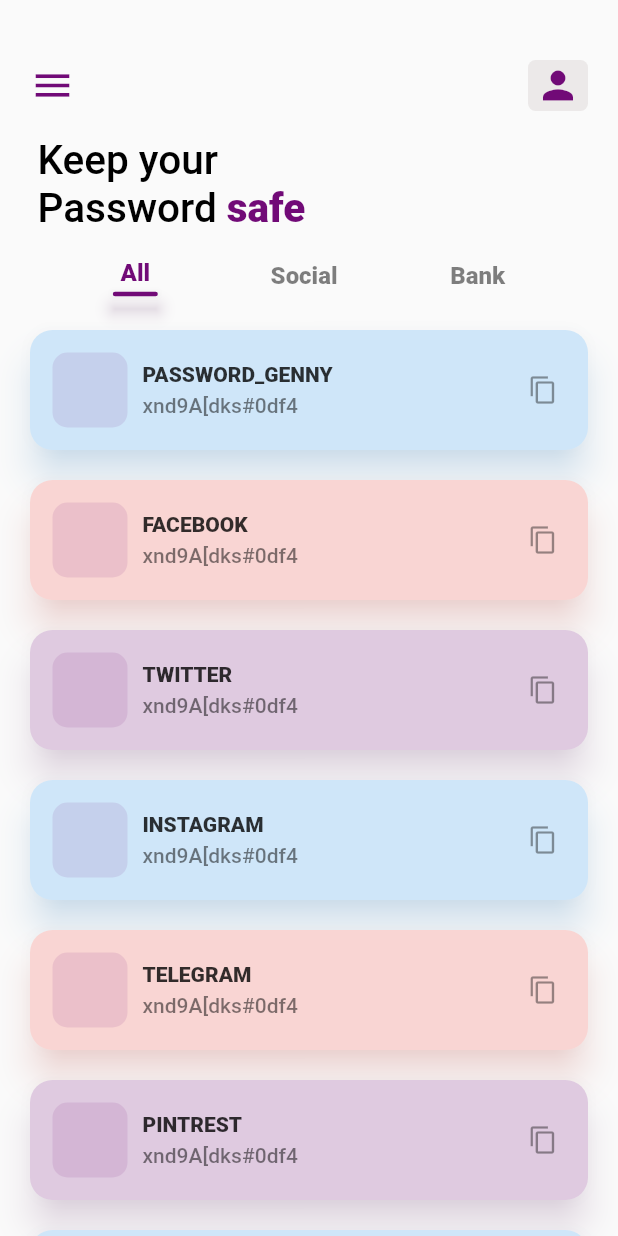
After one commit to MR0100-zz/password_genny, a Flutter app: the HomeScreen screen opened directly, on a phone screen of 412 x 824 dp. The commit adds this screen. Run offline on Flutter 3.47's test engine with Material 2 defaults, Android fonts, the phone set to English and light mode, and no system bars; our stand-ins replace lottie.

Commit message:
add homepage after onboarding page... - 08-10-2020

```diff
--- /dev/null
+++ b/lib/local_data.dart
@@ -0,0 +1,19 @@
+import 'package:flutter/material.dart';
+
+List<String> socailApplications = [
+  'OTHER'
+      'PASSWORD_GENNY'
+      'YOUTUBE',
+  'TWITTER',
+  'FACEBOOK',
+  'INSTAGRAM',
+  'TELEGRAM',
+  'DRIBBLE',
+  'PINTREST',
+];
+
+List<Color> colorPallate = [
+  Color(0xff710a77),
+  Colors.blue,
+  Colors.red,
+];
--- /dev/null
+++ b/lib/screens/home_screen.dart
@@ -0,0 +1,62 @@
+import 'package:flutter/cupertino.dart';
+import 'package:flutter/material.dart';
+import 'package:password_genny/local_data.dart';
+import 'package:password_genny/widgets/all_application_password_page.dart';
+import 'package:password_genny/widgets/bank_password_page.dart';
+import 'package:password_genny/widgets/home_screen_appbar.dart';
+import 'package:password_genny/widgets/home_screen_tab_bar.dart';
+import 'package:password_genny/widgets/social_application_password_page.dart';
+
+class HomeScreen extends StatefulWidget {
+  @override
+  _HomeScreenState createState() => _HomeScreenState();
+}
+
+class _HomeScreenState extends State<HomeScreen> {
+  /// currpage ...
+  int currPage = 0;
+
+  /// pageview controller ...
+  PageController _pageController;
+
+  @override
+  void initState() {
+    super.initState();
+    _pageController = PageController(
+      initialPage: currPage,
+    );
+  }
+
+  @override
+  Widget build(BuildContext context) {
+    Size screen = MediaQuery.of(context).size;
+    return Scaffold(
+        appBar: CustomAppBar(
+          context: context,
+        ),
+        body: Column(
+          children: [
+            CustomTabBar(
+              currPage: currPage,
+              onPageChange: (page) => setState(() {
+                _pageController.animateToPage(page,
+                    duration: Duration(milliseconds: 300),
+                    curve: Curves.easeIn);
+                currPage = page;
+              }),
+            ),
+            Expanded(
+              child: PageView(
+                physics: NeverScrollableScrollPhysics(),
+                controller: _pageController,
+                children: [
+                  AllApplicationPasswordsPage(),
+                  SocialApplicationPasswordsPage(),
+                  BankPasswordsPage()
+                ],
+              ),
+            ),
+          ],
+        ));
+  }
+}
--- a/lib/screens/on_boarding_screen.dart
+++ b/lib/screens/on_boarding_screen.dart
@@ -1,4 +1,6 @@
 import 'package:flutter/material.dart';
+
+import 'home_screen.dart';
 
 class OnBoardingScreen extends StatefulWidget {
   @override
@@ -292,7 +294,12 @@ class _OnBoardingScreenState extends State<OnBoardingScreen> {
           ),
         ),
         SizedBox(height: screen.height * 0.07),
-        Material(
+        GestureDetector(
+          onTap: () {
+            Navigator.pushReplacement(
+                context, MaterialPageRoute(builder: (_) => HomeScreen()));
+          },
+          child: Material(
             elevation: 10.0,
             shadowColor: Color(0xff710a77).withOpacity(0.6),
             borderRadius: BorderRadius.circular(50.0),
@@ -308,6 +315,7 @@ class _OnBoardingScreenState extends State<OnBoardingScreen> {
                 style: TextStyle(
                   color: Colors.white,
                   fontSize: 25.0,
+                ),
               ),
             ),
           ),
--- a/lib/screens/splash_screen.dart
+++ b/lib/screens/splash_screen.dart
@@ -16,7 +16,7 @@ class _SplashScreenState extends State<SplashScreen> {
 
   /// after 5 seconds it will redirect to the another screen...
   _redirectToanotherScreen() async {
-    await Future.delayed(Duration(seconds: 5), () {
+    await Future.delayed(Duration(seconds: 4), () {
       Navigator.pushReplacement(
           context, MaterialPageRoute(builder: (_) => OnBoardingScreen()));
     });
--- /dev/null
+++ b/lib/widgets/all_application_password_page.dart
@@ -0,0 +1,76 @@
+import 'package:flutter/material.dart';
+import 'package:password_genny/local_data.dart';
+import 'package:password_genny/widgets/application_password_tile.dart';
+
+class AllApplicationPasswordsPage extends StatelessWidget {
+  /// index of color for pallate ...
+  int color = 0;
+
+  /// password list of all applications ...
+  List<Map<String, String>> passwords = [
+    {
+      "application_type": "social_media",
+      "application_name": "PASSWORD_GENNY",
+      "application_password": "xnd9A[dks#0df4",
+      "password_length": "14"
+    },
+    {
+      "application_type": "social_media",
+      "application_name": "FACEBOOK",
+      "application_password": "xnd9A[dks#0df4",
+      "password_length": "14"
+    },
+    {
+      "application_type": "social_media",
+      "application_name": "TWITTER",
+      "application_password": "xnd9A[dks#0df4",
+      "password_length": "14"
+    },
+    {
+      "application_type": "social_media",
+      "application_name": "INSTAGRAM",
+      "application_password": "xnd9A[dks#0df4",
+      "password_length": "14"
+    },
+    {
+      "application_type": "social_media",
+      "application_name": "TELEGRAM",
+      "application_password": "xnd9A[dks#0df4",
+      "password_length": "14"
+    },
+    {
+      "application_type": "social_media",
+      "application_name": "PINTREST",
+      "application_password": "xnd9A[dks#0df4",
+      "password_length": "14"
+    },
+    {
+      "application_type": "social_media",
+      "application_name": "DRIBBLE",
+      "application_password": "xnd9A[dks#0df4",
+      "password_length": "14"
+    }
+  ];
+
+  @override
+  Widget build(BuildContext context) {
+    return SingleChildScrollView(
+      physics: BouncingScrollPhysics(),
+      child: Column(
+    children: List.generate(passwords.length, (index) {
+      if (color == 0) {
+        color = 1;
+      } else if (color == 1) {
+        color = 2;
+      } else {
+        color = 0;
+      }
+      return ApplicationPasswordTile(
+          applicationName: passwords[index]['application_name'],
+          applicationPassword: passwords[index]['application_password'],
+          tileColor: colorPallate[color]);
+    }),
+      ),
+    );
+  }
+}
--- /dev/null
+++ b/lib/widgets/application_password_tile.dart
@@ -0,0 +1,184 @@
+import 'package:flutter/material.dart';
+
+class ApplicationPasswordTile extends StatelessWidget {
+  final String applicationName;
+  final String applicationPassword;
+  final Color tileColor;
+
+  const ApplicationPasswordTile(
+      {this.applicationName = "application_name",
+      this.applicationPassword = "application_password",
+      this.tileColor});
+  @override
+  Widget build(BuildContext context) {
+    return Padding(
+      padding: const EdgeInsets.symmetric(horizontal: 20.0, vertical: 10.0),
+      child: Dismissible(
+        key: UniqueKey(),
+        direction: DismissDirection.endToStart,
+        confirmDismiss: (direction) async {
+          return showDialog(
+              barrierColor: Colors.white.withOpacity(0.1),
+              barrierDismissible: false,
+              context: context,
+              builder: (_) => Padding(
+                    padding: const EdgeInsets.symmetric(
+                        horizontal: 50.0, vertical: 220.0),
+                    child: Material(
+                      color: Colors.white,
+                      borderRadius: BorderRadius.circular(20.0),
+                      child: Container(
+                        decoration: BoxDecoration(
+                            borderRadius: BorderRadius.circular(20.0),
+                            color: Colors.white),
+                        padding: EdgeInsets.only(
+                          left: 20.0,
+                          right: 20.0,
+                          top: 20.0,
+                          bottom: 10.0,
+                        ),
+                        child: Column(
+                          mainAxisAlignment: MainAxisAlignment.start,
+                          crossAxisAlignment: CrossAxisAlignment.start,
+                          children: [
+                            Text(
+                              'Are you sure ?',
+                              style: TextStyle(
+                                color: Colors.black,
+                                fontSize: 20,
+                                fontWeight: FontWeight.w900,
+                              ),
+                            ),
+                            SizedBox(height: 10.0),
+                            Text(
+                              'Once you will delete password you can not get it back !',
+                              style: TextStyle(
+                                color: Colors.black.withOpacity(0.4),
+                                fontSize: 16,
+                                fontWeight: FontWeight.w900,
+                              ),
+                            ),
+                            Spacer(),
+                            Row(
+                              children: [
+                                FlatButton(
+                                  onPressed: () {
+                                    Navigator.pop(context);
+                                    return false;
+                                  },
+                                  child: Text(
+                                    'CANCLE',
+                                    style: TextStyle(
+                                        color:
+                                            Color(0xff710a77).withOpacity(0.4),
+                                        fontSize: 18.0),
+                                  ),
+                                ),
+                                Spacer(),
+                                GestureDetector(
+                                  onTap: () {
+                                    Navigator.pop(context);
+                                    return true;
+                                  },
+                                  child: Material(
+                                    elevation: 10.0,
+                                    shadowColor:
+                                        Color(0xff710a77).withOpacity(0.6),
+                                    borderRadius: BorderRadius.circular(50.0),
+                                    child: Container(
+                                        padding: EdgeInsets.symmetric(
+                                            horizontal: 25.0, vertical: 10.0),
+                                        decoration: BoxDecoration(
+                                            color: Color(0xff710a77),
+                                            borderRadius:
+                                                BorderRadius.circular(50.0)),
+                                        child: Text(
+                                          'YES',
+                                          style: TextStyle(
+                                              color: Color(0xffffffff),
+                                              fontSize: 18.0),
+                                        )),
+                                  ),
+                                )
+                              ],
+                            ),
+                          ],
+                        ),
+                      ),
+                    ),
+                  ));
+        },
+        background: Row(
+          mainAxisAlignment: MainAxisAlignment.end,
+          children: [
+            Material(
+              elevation: 10.0,
+              shadowColor: Colors.red.withOpacity(0.6),
+              borderRadius: BorderRadius.circular(100.0),
+              child: Container(
+                height: 50.0,
+                width: 50.0,
+                alignment: Alignment.center,
+                padding: EdgeInsets.symmetric(horizontal: 10.0, vertical: 10.0),
+                decoration: BoxDecoration(
+                    borderRadius: BorderRadius.circular(100.0),
+                    color: Colors.red),
+                child: Icon(
+                  Icons.delete,
+                  color: Colors.white,
+                  size: 20.0,
+                ),
+              ),
+            ),
+            SizedBox(width: 20.0)
+          ],
+        ),
+        child: Material(
+          elevation: 10.0,
+          borderRadius: BorderRadius.circular(15.0),
+          shadowColor: tileColor.withOpacity(0.3),
+          child: Container(
+              decoration: BoxDecoration(
+                  borderRadius: BorderRadius.circular(15.0),
+                  color: tileColor.withOpacity(0.2)),
+              height: 80.0,
+              child: Row(
+                crossAxisAlignment: CrossAxisAlignment.center,
+                children: [
+                  SizedBox(width: 15.0),
+                  Container(
+                    height: 50.0,
+                    width: 50.0,
+                    decoration: BoxDecoration(
+                        borderRadius: BorderRadius.circular(10.0),
+                        color: Color(0xff710a77).withOpacity(0.1)),
+                  ),
+                  SizedBox(width: 10.0),
+                  Column(
+                    crossAxisAlignment: CrossAxisAlignment.start,
+                    mainAxisAlignment: MainAxisAlignment.center,
+                    children: [
+                      Text('$applicationName',
+                          style: TextStyle(
+                              color: Colors.black.withOpacity(0.8),
+                              fontSize: 14.0,
+                              fontWeight: FontWeight.w900)),
+                      SizedBox(height: 5.0),
+                      Text('$applicationPassword',
+                          style: TextStyle(
+                              color: Colors.black.withOpacity(0.5),
+                              fontSize: 14.0,
+                              fontWeight: FontWeight.w500)),
+                    ],
+                  ),
+                  Spacer(),
+                  Icon(Icons.content_copy,
+                      size: 20, color: Colors.black.withOpacity(0.4)),
+                  SizedBox(width: 20.0)
+                ],
+              )),
+        ),
+      ),
+    );
+  }
+}
--- /dev/null
+++ b/lib/widgets/bank_password_page.dart
@@ -0,0 +1,78 @@
+import 'package:flutter/material.dart';
+
+import 'package:flutter/material.dart';
+import 'package:password_genny/local_data.dart';
+import 'package:password_genny/widgets/application_password_tile.dart';
+
+class BankPasswordsPage extends StatelessWidget {
+  /// index of color for pallate ...
+  int color = 0;
+
+  /// password list of all applications ...
+  List<Map<String, String>> passwords = [
+    {
+      "application_type": "social_media",
+      "application_name": "PASSWORD_GENNY2",
+      "application_password": "xnd9A[dks#0df4",
+      "password_length": "14"
+    },
+    {
+      "application_type": "social_media",
+      "application_name": "FACEBOOK2",
+      "application_password": "xnd9A[dks#0df4",
+      "password_length": "14"
+    },
+    {
+      "application_type": "social_media",
+      "application_name": "TWITTER2",
+      "application_password": "xnd9A[dks#0df4",
+      "password_length": "14"
+    },
+    {
+      "application_type": "social_media",
+      "application_name": "INSTAGRAM2",
+      "application_password": "xnd9A[dks#0df4",
+      "password_length": "14"
+    },
+    {
+      "application_type": "social_media",
+      "application_name": "TELEGRAM2",
+      "application_password": "xnd9A[dks#0df4",
+      "password_length": "14"
+    },
+    {
+      "application_type": "social_media",
+      "application_name": "PINTREST2",
+      "application_password": "xnd9A[dks#0df4",
+      "password_length": "14"
+    },
+    {
+      "application_type": "social_media",
+      "application_name": "DRIBBLE2",
+      "application_password": "xnd9A[dks#0df4",
+      "password_length": "14"
+    }
+  ];
+
+  @override
+  Widget build(BuildContext context) {
+    return SingleChildScrollView(
+      physics: BouncingScrollPhysics(),
+      child: Column(
+        children: List.generate(passwords.length, (index) {
+          if (color == 0) {
+            color = 1;
+          } else if (color == 1) {
+            color = 2;
+          } else {
+            color = 0;
+          }
+          return ApplicationPasswordTile(
+              applicationName: passwords[index]['application_name'],
+              applicationPassword: passwords[index]['application_password'],
+              tileColor: colorPallate[color]);
+        }),
+      ),
+    );
+  }
+}
--- /dev/null
+++ b/lib/widgets/home_screen_appbar.dart
@@ -0,0 +1,86 @@
+import 'package:flutter/material.dart';
+
+
+class CustomAppBar extends StatelessWidget with PreferredSizeWidget {
+  final BuildContext context;
+  const CustomAppBar({@required this.context});
+  @override
+  Widget build(BuildContext context) {
+    return Container(
+      color: Colors.transparent,
+      height: 160.0,
+      child: Column(
+        mainAxisAlignment: MainAxisAlignment.start,
+        crossAxisAlignment: CrossAxisAlignment.start,
+        children: [
+          Row(
+            mainAxisAlignment: MainAxisAlignment.spaceBetween,
+            children: [
+              Padding(
+                padding: EdgeInsets.only(left: 20.0, top: 40),
+                child: Icon(
+                  Icons.menu,
+                  size: 30.0,
+                  color: Color(0xff710a77),
+                ),
+              ),
+              Padding(
+                  padding: EdgeInsets.only(right: 20.0, top: 40),
+                  child: Container(
+                    alignment: Alignment.center,
+                    decoration: BoxDecoration(
+                      color: Color(0xff715755).withOpacity(0.1),
+                      borderRadius: BorderRadius.circular(5.0),
+                    ),
+                    padding:
+                        EdgeInsets.symmetric(horizontal: 5.0, vertical: 2.0),
+                    child: Icon(
+                      Icons.person,
+                      size: 30.0,
+                      color: Color(0xff710a77),
+                    ),
+                  )),
+            ],
+          ),
+          Padding(
+            padding: const EdgeInsets.only(top: 17.0, left: 25.0),
+            child: Column(
+              mainAxisAlignment: MainAxisAlignment.start,
+              crossAxisAlignment: CrossAxisAlignment.start,
+              children: [
+                Text(
+                  'Keep your',
+                  style: TextStyle(
+                      color: Color(0xff000000),
+                      fontSize: 27.0,
+                      fontWeight: FontWeight.w500),
+                ),
+                Row(
+                  children: [
+                    Text(
+                      'Password',
+                      style: TextStyle(
+                          color: Color(0xff000000),
+                          fontSize: 27.0,
+                          fontWeight: FontWeight.w500),
+                    ),
+                    Text(
+                      ' safe',
+                      style: TextStyle(
+                          color: Color(0xff710a77),
+                          fontSize: 27.0,
+                          fontWeight: FontWeight.w900),
+                    ),
+                  ],
+                ),
+              ],
+            ),
+          )
+        ],
+      ),
+    );
+  }
+
+  @override
+  Size get preferredSize => MediaQuery.of(context).size;
+}
--- /dev/null
+++ b/lib/widgets/home_screen_tab_bar.dart
@@ -0,0 +1,128 @@
+import 'package:flutter/material.dart';
+
+typedef PageChanged(int);
+
+class CustomTabBar extends StatelessWidget {
+  final int currPage;
+  final PageChanged onPageChange;
+
+  const CustomTabBar({this.currPage, this.onPageChange});
+  @override
+  Widget build(BuildContext context) {
+    return Container(
+      height: 50.0,
+      alignment: Alignment.center,
+      child: Row(
+        mainAxisAlignment: MainAxisAlignment.spaceEvenly,
+        crossAxisAlignment: CrossAxisAlignment.center,
+        children: [
+          GestureDetector(
+            onTap: () => onPageChange(0),
+            child: Column(
+              mainAxisAlignment: MainAxisAlignment.center,
+              crossAxisAlignment: CrossAxisAlignment.center,
+              children: [
+                Text(
+                  'All',
+                  style: TextStyle(
+                    color: currPage == 0
+                        ? Color(0xff710a77)
+                        : Colors.black.withOpacity(0.5),
+                    fontSize: 16.0,
+                    fontWeight: FontWeight.w900,
+                  ),
+                ),
+                SizedBox(height: 3.0),
+                currPage == 0
+                    ? Material(
+                        elevation: 5,
+                        borderRadius: BorderRadius.circular(10.0),
+                        shadowColor: Color(0xff710a77).withOpacity(0.5),
+                        child: Container(
+                          height: 3.0,
+                          width: 30.0,
+                          decoration: BoxDecoration(
+                            borderRadius: BorderRadius.circular(10.0),
+                            color: Color(0xff710a77),
+                          ),
+                        ),
+                      )
+                    : SizedBox(),
+              ],
+            ),
+          ),
+          GestureDetector(
+            onTap: () => onPageChange(1),
+            child: Column(
+              mainAxisAlignment: MainAxisAlignment.center,
+              crossAxisAlignment: CrossAxisAlignment.center,
+              children: [
+                Text(
+                  'Social',
+                  style: TextStyle(
+                    color: currPage == 1
+                        ? Color(0xff710a77)
+                        : Colors.black.withOpacity(0.5),
+                    fontSize: 16.0,
+                    fontWeight: FontWeight.w900,
+                  ),
+                ),
+                SizedBox(height: 3.0),
+                currPage == 1
+                    ? Material(
+                        elevation: 5,
+                        borderRadius: BorderRadius.circular(10.0),
+                        shadowColor: Color(0xff710a77).withOpacity(0.5),
+                        child: Container(
+                          height: 3.0,
+                          width: 30.0,
+                          decoration: BoxDecoration(
+                            borderRadius: BorderRadius.circular(10.0),
+                            color: Color(0xff710a77),
+                          ),
+                        ),
+                      )
+                    : SizedBox(),
+              ],
+            ),
+          ),
+          GestureDetector(
+            onTap: () => onPageChange(2),
+            child: Column(
+              mainAxisAlignment: MainAxisAlignment.center,
+              crossAxisAlignment: CrossAxisAlignment.center,
+              children: [
+                Text(
+                  'Bank',
+                  style: TextStyle(
+                    color: currPage == 2
+                        ? Color(0xff710a77)
+                        : Colors.black.withOpacity(0.5),
+                    fontSize: 16.0,
+                    fontWeight: FontWeight.w900,
+                  ),
+                ),
+                SizedBox(height: 3.0),
+                currPage == 2
+                    ? Material(
+                        elevation: 5,
+                        borderRadius: BorderRadius.circular(10.0),
+                        shadowColor: Color(0xff710a77).withOpacity(0.5),
+                        child: Container(
+                          height: 3.0,
+                          width: 30.0,
+                          decoration: BoxDecoration(
+                            borderRadius: BorderRadius.circular(10.0),
+                            color: Color(0xff710a77),
+                          ),
+                        ),
+                      )
+                    : SizedBox(),
+              ],
+            ),
+          )
+        ],
+      ),
+    );
+  }
+}
--- /dev/null
+++ b/lib/widgets/social_application_password_page.dart
@@ -0,0 +1,76 @@
+import 'package:flutter/material.dart';
+import 'package:password_genny/local_data.dart';
+import 'package:password_genny/widgets/application_password_tile.dart';
+
+class SocialApplicationPasswordsPage extends StatelessWidget {
+  /// index of color for pallate ...
+  int color = 0;
+
+  /// password list of all applications ...
+  List<Map<String, String>> passwords = [
+    {
+      "application_type": "social_media",
+      "application_name": "PASSWORD_GENNY1",
+      "application_password": "xnd9A[dks#0df4",
+      "password_length": "14"
+    },
+    {
+      "application_type": "social_media",
+      "application_name": "FACEBOOK1",
+      "application_password": "xnd9A[dks#0df4",
+      "password_length": "14"
+    },
+    {
+      "application_type": "social_media",
+      "application_name": "TWITTER1",
+      "application_password": "xnd9A[dks#0df4",
+      "password_length": "14"
+    },
+    {
+      "application_type": "social_media",
+      "application_name": "INSTAGRAM1",
+      "application_password": "xnd9A[dks#0df4",
+      "password_length": "14"
+    },
+    {
+      "application_type": "social_media",
+      "application_name": "TELEGRAM1",
+      "application_password": "xnd9A[dks#0df4",
+      "password_length": "14"
+    },
+    {
+      "application_type": "social_media",
+      "application_name": "PINTREST1",
+      "application_password": "xnd9A[dks#0df4",
+      "password_length": "14"
+    },
+    {
+      "application_type": "social_media",
+      "application_name": "DRIBBLE1",
+      "application_password": "xnd9A[dks#0df4",
+      "password_length": "14"
+    }
+  ];
+
+  @override
+  Widget build(BuildContext context) {
+    return SingleChildScrollView(
+      physics: BouncingScrollPhysics(),
+      child: Column(
+        children: List.generate(passwords.length, (index) {
+          if (color == 0) {
+            color = 1;
+          } else if (color == 1) {
+            color = 2;
+          } else {
+            color = 0;
+          }
+          return ApplicationPasswordTile(
+              applicationName: passwords[index]['application_name'],
+              applicationPassword: passwords[index]['application_password'],
+              tileColor: colorPallate[color]);
+        }),
+      ),
+    );
+  }
+}
```
Lines whose indentation alone changed are shown as unchanged.
